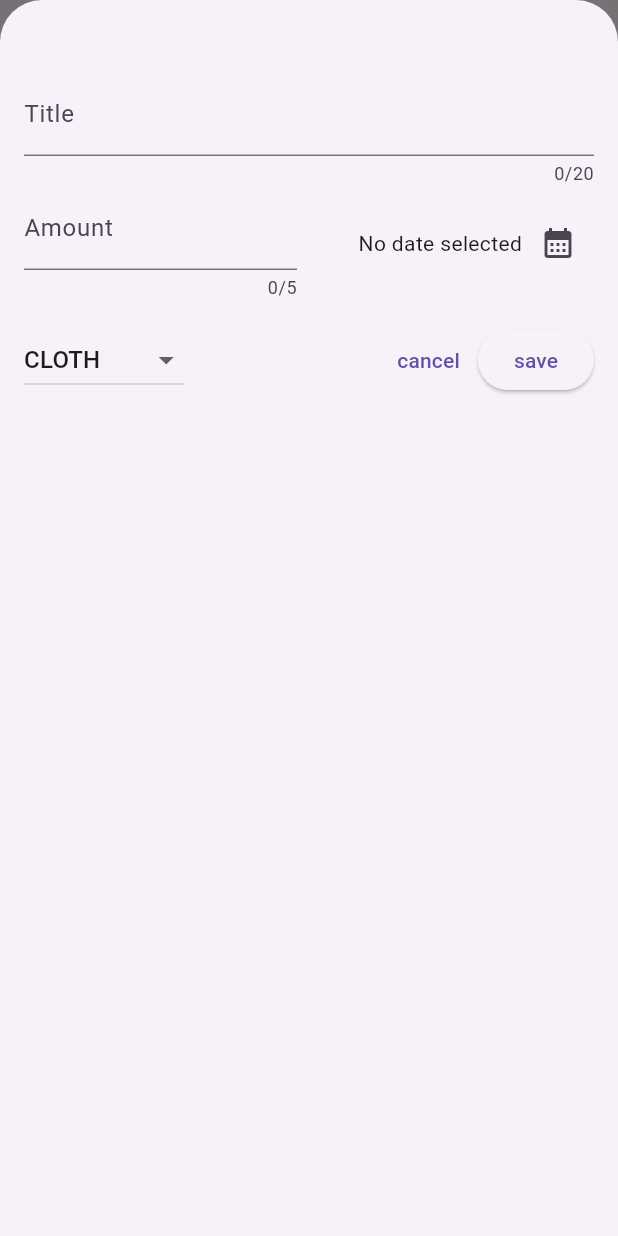
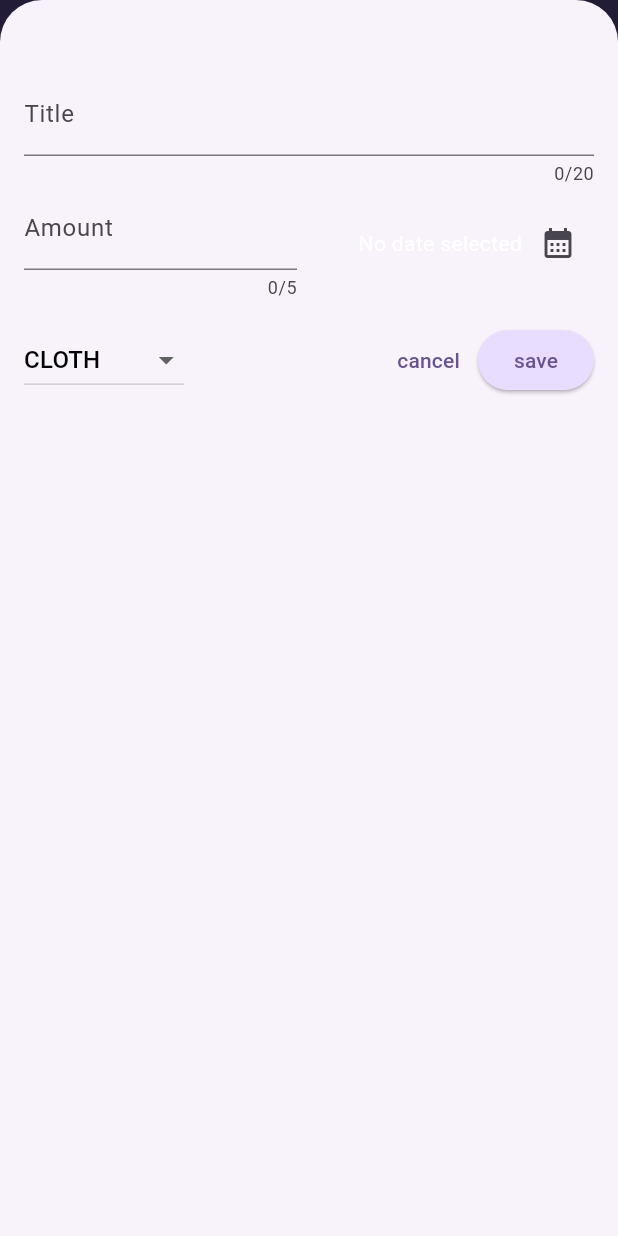
Before and after one commit to Harshu8049/Expense_Tracker, a Flutter app: the screen it shows after launch, after a tap on the "add" icon, on a phone screen of 412 x 824 dp. Run offline on Flutter 3.47's test engine with Material 3 defaults, Android fonts, the phone set to English and light mode, and no system bars.

Commit message:
some imp. updates

```diff
--- a/lib/Model/expense.dart
+++ b/lib/Model/expense.dart
@@ -6,12 +6,14 @@ final formatter = DateFormat.yMd();
 
 const uuid = Uuid();
 
-enum Category { food, grocery, cloth , movie , recharge }
+enum Category { food, grocery, cloth, movie, recharge }
 
 const categoryIcons = {
-  Category.food: Icons.lunch_dining,
-  Category.cloth: Icons.dialer_sip_sharp,
-  Category.grocery: Icons.access_alarm_sharp
+  Category.food: Icons.food_bank,
+  Category.grocery: Icons.access_alarm_sharp,
+  Category.cloth: Icons.shopping_bag_outlined,
+  Category.movie: Icons.movie_filter,
+  Category.recharge: Icons.receipt_sharp,
 };
 
 class Expense {
--- a/lib/main.dart
+++ b/lib/main.dart
@@ -1,8 +1,34 @@
 import 'package:expense_tracker/widgets/expenses.dart';
 import 'package:flutter/material.dart';
 
+var kColorScheme = ColorScheme.fromSeed(
+    seedColor: const Color.fromARGB(
+        255, 96, 59, 181)); // k is used to set variavle as globally abilabel
 void main() {
-  runApp(const MaterialApp(
-    home: Expenses(),),
+  runApp(
+    MaterialApp(
+      theme: ThemeData().copyWith(
+          useMaterial3: true,
+          colorScheme: kColorScheme,
+          appBarTheme: const AppBarTheme().copyWith(
+            backgroundColor: kColorScheme.onPrimaryContainer,
+            foregroundColor: kColorScheme.onPrimaryContainer,
+          ),
+          cardTheme: const CardTheme().copyWith(
+            color: kColorScheme.secondary,
+            margin: const EdgeInsets.symmetric(horizontal: 16, vertical: 8),
+          ),
+          elevatedButtonTheme: ElevatedButtonThemeData(
+            style: ElevatedButton.styleFrom(
+              backgroundColor: kColorScheme.primaryContainer,
+            ), // for button use style from
+          ),
+          textTheme: TextTheme().copyWith(
+              titleLarge: TextStyle(
+                  fontWeight: FontWeight.normal,
+                  color: kColorScheme.onSecondaryContainer,
+                  fontSize: 18))),
+      home: const Expenses(),
+    ),
   );
 }
--- a/lib/widgets/expenses.dart
+++ b/lib/widgets/expenses.dart
@@ -66,7 +66,8 @@ class _ExpenseState extends State<Expenses> {
   @override
   Widget build(BuildContext context) {
     Widget mainContent = const Center(
-      child: Text('No expense found. Start adding some !'),
+      child: Text('No expense found. Start adding some !',
+          style: TextStyle(color: Colors.black)),
     );
 
     if (_registerdeExpenses.isNotEmpty) {
@@ -78,10 +79,15 @@ class _ExpenseState extends State<Expenses> {
 
     return Scaffold(
       appBar: AppBar(
-        title: const Text('Flutter Expense Tracker'),
+        title: const Text('Flutter Expense Tracker',
+            style: TextStyle(color: Colors.white)),
         actions: [
           IconButton(
-              onPressed: _openAddExpenseOverlay, icon: const Icon(Icons.add)),
+              onPressed: _openAddExpenseOverlay,
+              icon: const Icon(
+                Icons.add,
+                color: Colors.white,
+              )),
           const SizedBox(
             width: 20,
           )
--- a/lib/widgets/new_expense.dart
+++ b/lib/widgets/new_expense.dart
@@ -41,9 +41,8 @@ class _NewExpenseState extends State<NewExpense> {
   }
 
   void _submitExpenseData() {
-    final enteredAmount = double.tryParse(_amountController
-        .text);
-        // tryParse('Hello') => null. tryParse(1.12) => 1.2
+    final enteredAmount = double.tryParse(_amountController.text);
+    // tryParse('Hello') => null. tryParse(1.12) => 1.2
     final enteredTitle = _titleController.text.trim();
     final amountIsInvlaid = enteredAmount == null ||
         enteredAmount <=
@@ -140,6 +139,7 @@ class _NewExpenseState extends State<NewExpense> {
                             value: category,
                             child: Text(
                               category.name.toUpperCase(),
+                              style: TextStyle(color: Colors.black),
                             ),
                           ))
                       .toList(),
```
